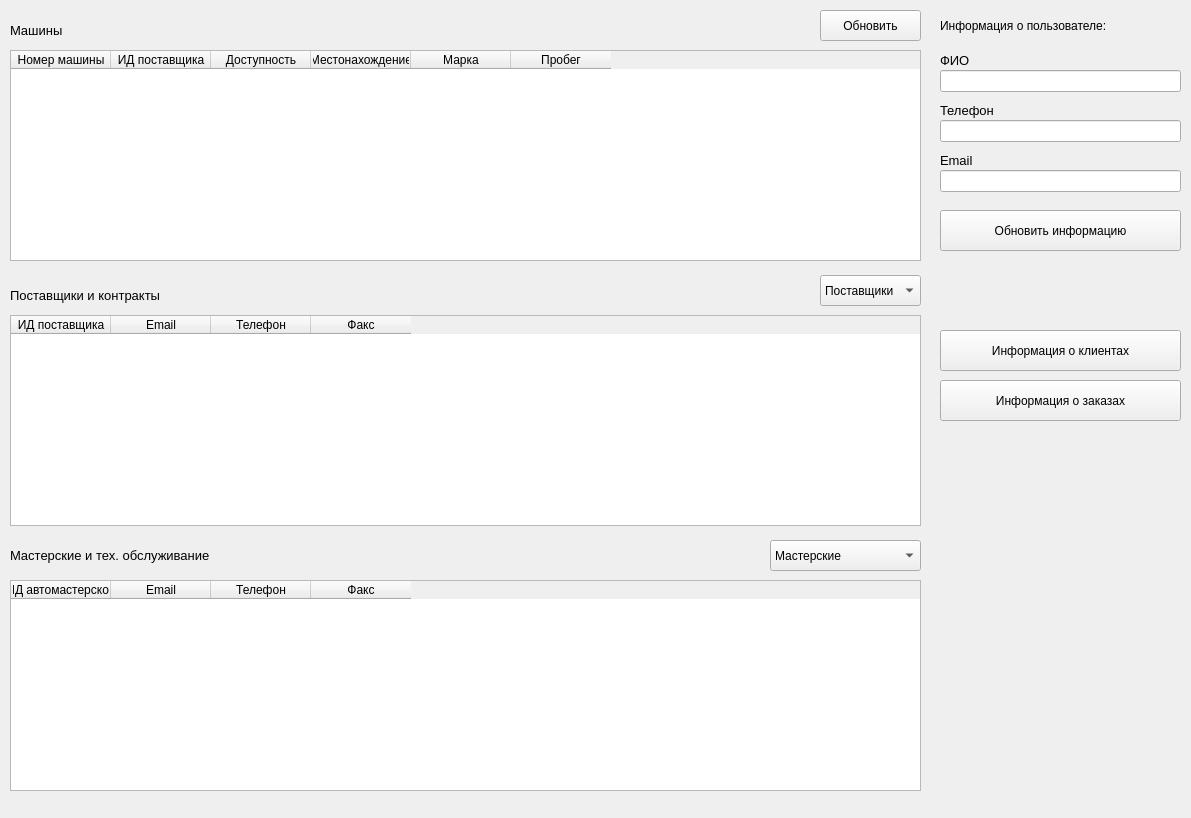
Old version of the form TechUserWindow.ui in the repository EgLeVor/Course.
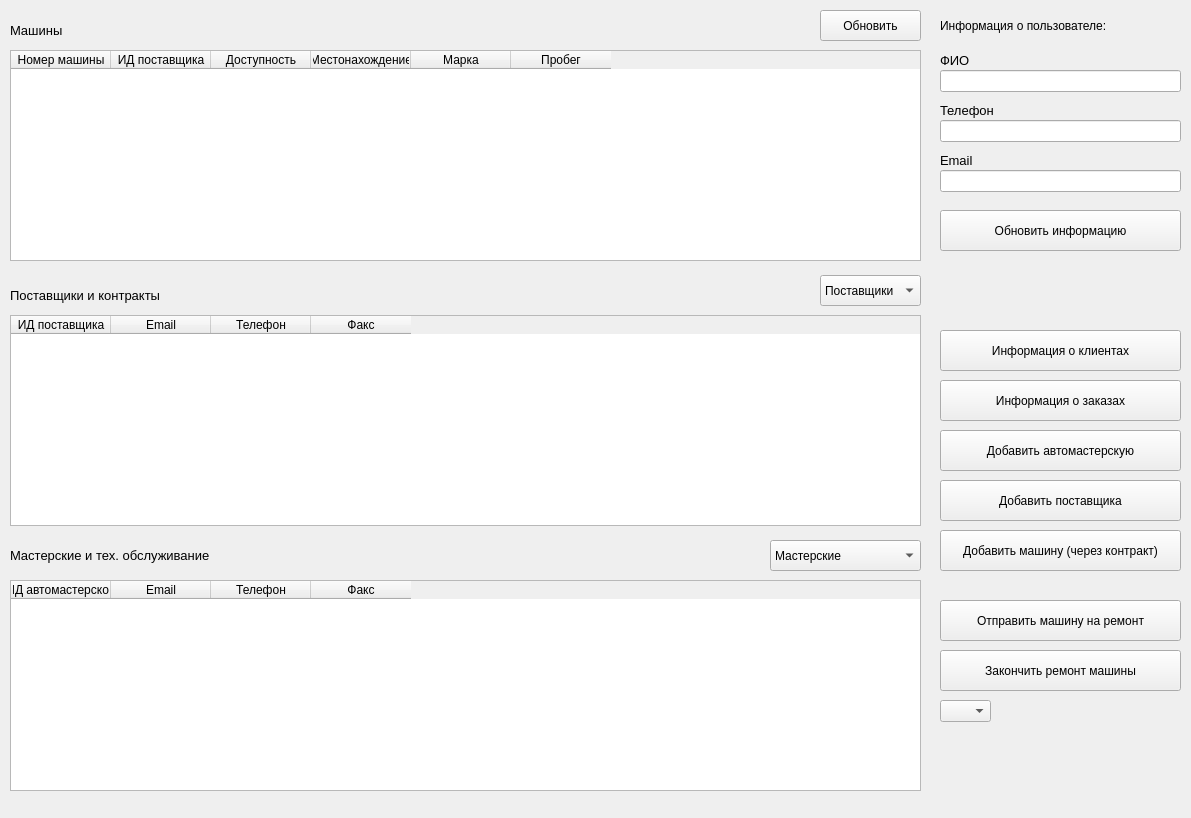
New version of the form.

```diff
--- a/TechUserWindow.ui
+++ b/TechUserWindow.ui
@@ -362,6 +362,81 @@
      <string>Информация о заказах</string>
     </property>
    </widget>
+   <widget class="QPushButton" name="workshop_btn">
+    <property name="geometry">
+     <rect>
+      <x>940</x>
+      <y>430</y>
+      <width>241</width>
+      <height>41</height>
+     </rect>
+    </property>
+    <property name="text">
+     <string>Добавить автомастерскую</string>
+    </property>
+   </widget>
+   <widget class="QPushButton" name="supplier_btn">
+    <property name="geometry">
+     <rect>
+      <x>940</x>
+      <y>480</y>
+      <width>241</width>
+      <height>41</height>
+     </rect>
+    </property>
+    <property name="text">
+     <string>Добавить поставщика</string>
+    </property>
+   </widget>
+   <widget class="QPushButton" name="car_contract_btn">
+    <property name="geometry">
+     <rect>
+      <x>940</x>
+      <y>530</y>
+      <width>241</width>
+      <height>41</height>
+     </rect>
+    </property>
+    <property name="text">
+     <string>Добавить машину (через контракт)</string>
+    </property>
+   </widget>
+   <widget class="QPushButton" name="tech_service_btn">
+    <property name="geometry">
+     <rect>
+      <x>940</x>
+      <y>600</y>
+      <width>241</width>
+      <height>41</height>
+     </rect>
+    </property>
+    <property name="text">
+     <string>Отправить машину на ремонт</string>
+    </property>
+   </widget>
+   <widget class="QComboBox" name="tech_car_box">
+    <property name="geometry">
+     <rect>
+      <x>940</x>
+      <y>700</y>
+      <width>51</width>
+      <height>22</height>
+     </rect>
+    </property>
+   </widget>
+   <widget class="QPushButton" name="finish_btn">
+    <property name="geometry">
+     <rect>
+      <x>940</x>
+      <y>650</y>
+      <width>241</width>
+      <height>41</height>
+     </rect>
+    </property>
+    <property name="text">
+     <string>Закончить ремонт машины</string>
+    </property>
+   </widget>
   </widget>
  </widget>
  <resources/>
```
